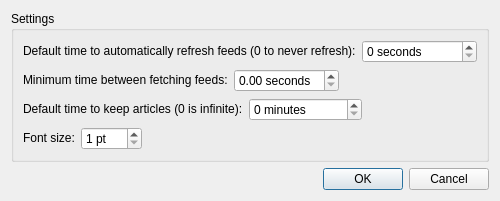
Before: the Qt Designer form ui/settings.ui in dh0001/rss-reader, drawn with Qt 5.
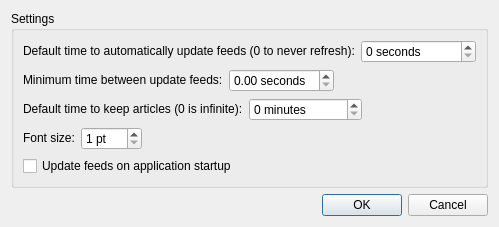
After: the same form once the commit is applied.

Patch:
```diff
--- a/ui/settings.ui
+++ b/ui/settings.ui
@@ -6,8 +6,8 @@
    <rect>
     <x>0</x>
     <y>0</y>
-    <width>477</width>
-    <height>186</height>
+    <width>476</width>
+    <height>209</height>
    </rect>
   </property>
   <property name="sizePolicy">
@@ -37,7 +37,7 @@
            </sizepolicy>
           </property>
           <property name="text">
-           <string>Default time to automatically refresh feeds (0 to never refresh):</string>
+           <string>Default time to automatically update feeds (0 to never refresh):</string>
           </property>
          </widget>
         </item>
@@ -92,7 +92,7 @@
            </sizepolicy>
           </property>
           <property name="text">
-           <string>Minimum time between fetching feeds:</string>
+           <string>Minimum time between update feeds:</string>
           </property>
          </widget>
         </item>
@@ -234,6 +234,13 @@
         </item>
        </layout>
       </item>
+      <item>
+       <widget class="QCheckBox" name="startupUpdate">
+        <property name="text">
+         <string>Update feeds on application startup</string>
+        </property>
+       </widget>
+      </item>
      </layout>
     </widget>
    </item>
```
